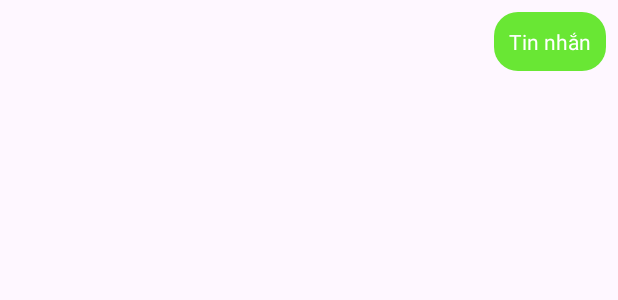
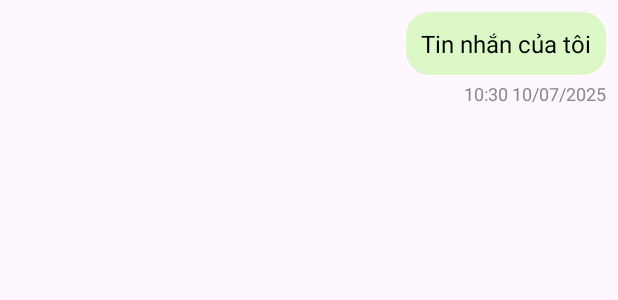
Before and after one commit to QuanTD05/DATN-MD02, an Android app: the layout item_msg_sent.xml on its own in the app's theme, with its tools: preview values and no code run, on a phone screen of 412 x 824 dp. Shown: the top 300 px of the screen. Run offline under Robolectric (Android 15) with nearby library versions, the phone set to English and light mode, and no system bars.

Commit message:
Huy-code

```diff
--- /dev/null
+++ b/app/src/main/res/drawable/bg_message_sender.xml
@@ -0,0 +1,10 @@
+<?xml version="1.0" encoding="utf-8"?>
+<shape xmlns:android="http://schemas.android.com/apk/res/android" android:shape="rectangle">
+    <solid android:color="#DCF8C6" />
+    <corners android:radius="16dp" />
+    <padding
+        android:left="8dp"
+        android:top="4dp"
+        android:right="8dp"
+        android:bottom="4dp" />
+</shape>
--- a/app/src/main/res/layout/item_msg_sent.xml
+++ b/app/src/main/res/layout/item_msg_sent.xml
@@ -1,16 +1,29 @@
 <LinearLayout xmlns:android="http://schemas.android.com/apk/res/android"
-    android:orientation="horizontal"
     android:layout_width="match_parent"
     android:layout_height="wrap_content"
-    android:gravity="end"
-    android:padding="8dp">
+    android:orientation="vertical"
+    android:padding="8dp"
+    android:gravity="end">
 
+    <!-- Nội dung tin nhắn -->
     <TextView
         android:id="@+id/tvMsgSent"
-        android:background="@drawable/bg_sent"
-        android:textColor="#FFFFFF"
+        android:layout_width="wrap_content"
+        android:layout_height="wrap_content"
+        android:background="@drawable/bg_message_sender"
+        android:textColor="#000000"
+        android:textSize="16sp"
         android:padding="10dp"
-        android:text="Tin nhắn"
+        android:maxWidth="280dp"
+        android:layout_marginBottom="4dp"
+        android:text="Tin nhắn của tôi" />
+
+    <!-- Thời gian gửi -->
+    <TextView
+        android:id="@+id/tvTimeSent"
         android:layout_width="wrap_content"
-        android:layout_height="wrap_content"/>
+        android:layout_height="wrap_content"
+        android:text="10:30 10/07/2025"
+        android:textSize="12sp"
+        android:textColor="#888888" />
 </LinearLayout>
```
Also changed, not shown: app/src/main/java/com/example/datn_md02/Adapter/MessageAdapter.java (+22 -6 lines), app/src/main/java/com/example/datn_md02/Adapter/StaffAdapter.java (+22 -7 lines), app/src/main/java/com/example/datn_md02/ChatActivity.java (+9 -9 lines), app/src/main/java/com/example/datn_md02/Model/Message.java (+23 -10 lines), app/src/main/java/com/example/datn_md02/Model/User.java (+45 -16 lines), app/src/main/res/drawable/bg_item_card.xml (added, +10 -0 lines), app/src/main/res/drawable/bg_message_receiver.xml (added, +17 -0 lines), app/src/main/res/layout/item_msg_received.xml (+14 -4 lines), app/src/main/res/layout/item_staff.xml (+11 -9 lines).
